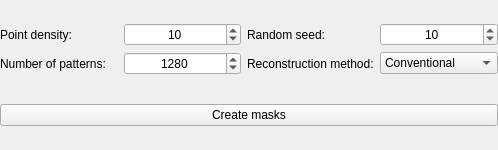
Above: src/ui/custom_widgets/mask_control/scatter_control/ui_scatter_control.ui from Xarlie123/aspir before the change. Below: the same form after it.
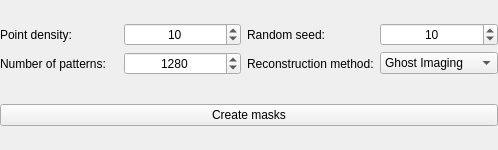
That is the form after the change.

Commit message: Option B: Label native reconstruction with its specific algorithm name

Patch:
```diff
--- a/src/ui/custom_widgets/mask_control/scatter_control/ui_scatter_control.ui
+++ b/src/ui/custom_widgets/mask_control/scatter_control/ui_scatter_control.ui
@@ -120,7 +120,7 @@
       <widget class="QComboBox" name="select_applicator_scatter_list">
        <item>
         <property name="text">
-         <string>Conventional</string>
+         <string>Ghost Imaging</string>
         </property>
        </item>
        <item>
```
The commit also changes 4 other files.
